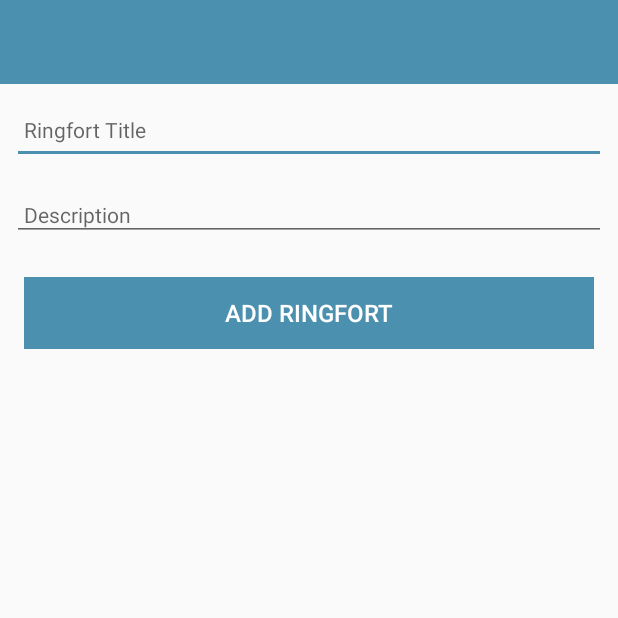
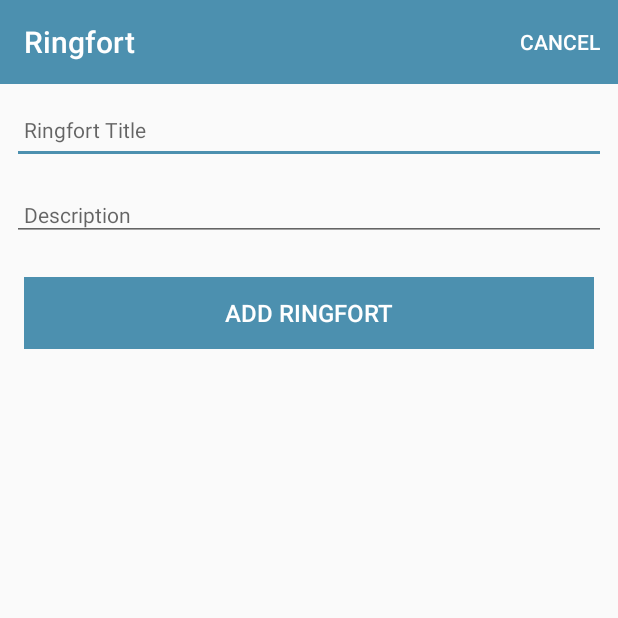
Before and after one commit to dlombard94/Ringfort, an Android app: the RingfortActivity screen opened directly, with no data from a screen before it, on a phone screen of 412 x 824 dp, the top half of it. Run offline under Robolectric (Android 15) with nearby library versions, the phone set to English and light mode, and no system bars; 1 statement that could not run was skipped.

Commit message:
added ringfort activity cancel function

```diff
--- a/app/src/main/java/org/wit/ringfort/activities/RingfortActivity.kt
+++ b/app/src/main/java/org/wit/ringfort/activities/RingfortActivity.kt
@@ -2,6 +2,8 @@ package org.wit.ringfort.activities
 
 import androidx.appcompat.app.AppCompatActivity
 import android.os.Bundle
+import android.view.Menu
+import android.view.MenuItem
 import kotlinx.android.synthetic.main.activity_ringfort.*
 import org.jetbrains.anko.AnkoLogger
 import org.jetbrains.anko.info
@@ -20,7 +22,12 @@ class RingfortActivity : AppCompatActivity(), AnkoLogger {
     override fun onCreate(savedInstanceState: Bundle?) {
         super.onCreate(savedInstanceState)
         setContentView(R.layout.activity_ringfort)
+
+        toolbarAdd.title = title
+        setSupportActionBar(toolbarAdd)
         info("Ringfort Activity started..")
+
+        app = application as MainApp
 
         btnAdd.setOnClickListener() {
             ringfort.title = ringfortTitle.text.toString()
@@ -32,10 +39,28 @@ class RingfortActivity : AppCompatActivity(), AnkoLogger {
                 for (i in app.ringforts.indices) {
                     info("Placemark[$i]:${app.ringforts[i]}")
                 }
+                setResult(AppCompatActivity.RESULT_OK)
+                finish()
             }
             else {
                 toast ("Please Enter a title")
             }
         }
+
+
+    }
+
+    override fun onCreateOptionsMenu(menu: Menu?): Boolean {
+        menuInflater.inflate(R.menu.menu_ringfort, menu)
+        return super.onCreateOptionsMenu(menu)
+    }
+
+    override fun onOptionsItemSelected(item: MenuItem?): Boolean {
+        when (item?.itemId) {
+            R.id.item_cancel -> {
+                finish()
+            }
+        }
+        return super.onOptionsItemSelected(item)
     }
 }
--- a/app/src/main/java/org/wit/ringfort/main/MainApp.kt
+++ b/app/src/main/java/org/wit/ringfort/main/MainApp.kt
@@ -13,8 +13,5 @@ class MainApp : Application(), AnkoLogger {
     override fun onCreate() {
         super.onCreate()
         info("Ringfort started")
-        ringforts.add(RingfortModel("One", "About one..."))
-        ringforts.add(RingfortModel("Two", "About two..."))
-        ringforts.add(RingfortModel("Three", "About three..."))
     }
 }
--- /dev/null
+++ b/app/src/main/res/menu/menu_ringfort.xml
@@ -0,0 +1,9 @@
+<?xml version="1.0" encoding="utf-8"?>
+<menu xmlns:android="http://schemas.android.com/apk/res/android"
+    xmlns:app="http://schemas.android.com/apk/res-auto">
+
+    <item
+        android:id="@+id/item_cancel"
+        android:title="@string/menu_cancelRingfort"
+        app:showAsAction="always"/>
+</menu>
--- a/app/src/main/res/values/strings.xml
+++ b/app/src/main/res/values/strings.xml
@@ -4,4 +4,6 @@
     <string name="hint_ringfortTitle">Ringfort Title</string>
     <string name="hint_ringfortDescription">Description </string>
     <string name="menu_addRingfort">Add</string>
+    <string name="menu_cancelRingfort">Cancel</string>
+
 </resources>
```
Also changed, not shown: app/src/main/java/org/wit/ringfort/activities/RingfortListActivity.kt (+11 -4 lines).
